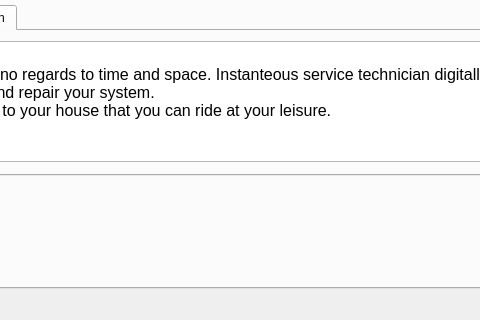
First picture: the form in iCyberSecurity-master/iCyberSecurity-master/iCyberSecurity/mainwindow.ui, repository shatfield4/iCyberSecurity, before the edit; both pictures show x 197 to 677 and y 340 to 660 of the 916 by 660 pixel window.
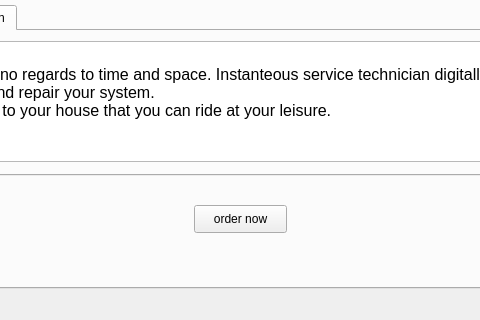
Second picture: the form after the edit. The open tabs and pages were chosen to show the change.

Commit message: Added addCustomer. Added help buttons.

Patch:
```diff
--- a/iCyberSecurity-master/iCyberSecurity-master/iCyberSecurity/mainwindow.ui
+++ b/iCyberSecurity-master/iCyberSecurity-master/iCyberSecurity/mainwindow.ui
@@ -256,6 +256,19 @@
          </widget>
         </widget>
        </widget>
+       <widget class="QPushButton" name="pushButton_2">
+        <property name="geometry">
+         <rect>
+          <x>380</x>
+          <y>510</y>
+          <width>93</width>
+          <height>28</height>
+         </rect>
+        </property>
+        <property name="text">
+         <string>order now</string>
+        </property>
+       </widget>
       </widget>
       <widget class="QWidget" name="tabReviews">
        <attribute name="title">
```
Left out of the diff: 128 changed lines with no effect on the pictures. The commit also changes 7 other files.
